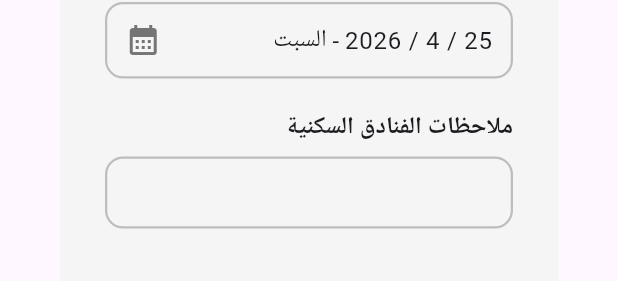
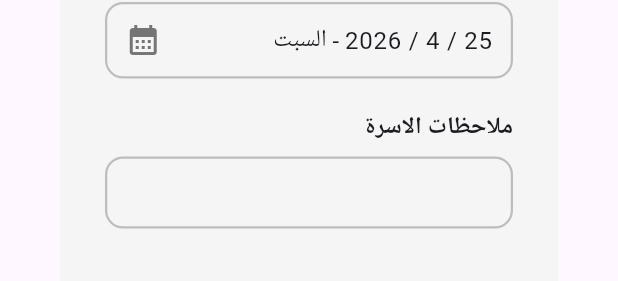
Before and after one commit to IbrahimAbdulqader/saidco, a Flutter app: the AddUpdateClientDialog widget shown alone on an empty page, opened directly, on a phone screen of 412 x 824 dp. Shown: the part 820-1101 px from the top of the screen. Run offline on Flutter 3.47's test engine with Material 3 defaults, Android fonts, the light colour scheme and no system bars; our stand-ins replace cloud_firestore, equatable, firebase_core, flutter_bloc, fluttertoast, get_it and 2 more; accounts and stored records are empty; Roboto replaces fonts that are missing (Alexandria).

Commit message:
add family info in possible client model

```diff
--- a/lib/features/form_response/data/datasources/form_remote_datasource.dart
+++ b/lib/features/form_response/data/datasources/form_remote_datasource.dart
@@ -57,6 +57,7 @@ class FormRemoteDataSourceImpl implements FormRemoteRemoteDatasource {
       travelDate: possibleClient.travelDate,
       dayCount: possibleClient.dayCount,
       roomType: possibleClient.roomType,
+      familyInfo: possibleClient.familyInfo,
       hotelPreferences: possibleClient.hotelPreferences,
       flightPreferences: possibleClient.flightPreferences,
       additionalInfo: possibleClient.additionalInfo,
--- a/lib/features/possible_clients/data/datasources/possible_clients_remote_datasource.dart
+++ b/lib/features/possible_clients/data/datasources/possible_clients_remote_datasource.dart
@@ -28,6 +28,7 @@ class PossibleClientsRemoteDatasourceImpl
       travelDate: possibleClient.travelDate,
       dayCount: possibleClient.dayCount,
       roomType: possibleClient.roomType,
+      familyInfo: possibleClient.familyInfo,
       hotelPreferences: possibleClient.hotelPreferences,
       flightPreferences: possibleClient.flightPreferences,
       additionalInfo: possibleClient.additionalInfo,
@@ -75,6 +76,7 @@ class PossibleClientsRemoteDatasourceImpl
       travelDate: possibleClient.travelDate,
       dayCount: possibleClient.dayCount,
       roomType: possibleClient.roomType,
+      familyInfo: possibleClient.familyInfo,
       hotelPreferences: possibleClient.hotelPreferences,
       flightPreferences: possibleClient.flightPreferences,
       additionalInfo: possibleClient.additionalInfo,
--- a/lib/features/possible_clients/data/models/possible_clients_model.dart
+++ b/lib/features/possible_clients/data/models/possible_clients_model.dart
@@ -11,6 +11,7 @@ class PossibleClientModel extends PossibleClient {
     required super.travelDate,
     required super.dayCount,
     required super.roomType,
+    required super.familyInfo,
     required super.hotelPreferences,
     required super.flightPreferences,
     required super.additionalInfo,
@@ -29,6 +30,7 @@ class PossibleClientModel extends PossibleClient {
       travelDate: jsonData['travelDate'] ?? 'تاريخ السفر غير موجود',
       dayCount: jsonData['dayCount'] ?? 'عدد الأيام غير موجود',
       roomType: jsonData['roomType'] ?? 'نوع الغرفة غير موجود',
+      familyInfo: jsonData['familyInfo'] ?? 'معلومات العائلة غير موجودة',
       hotelPreferences:
           jsonData['hotelPreferences'] ?? 'تفضيلات الفنادق غير موجودة',
       flightPreferences:
@@ -50,6 +52,7 @@ class PossibleClientModel extends PossibleClient {
       'travelDate': travelDate,
       'dayCount': dayCount,
       'roomType': roomType,
+      'familyInfo': familyInfo,
       'hotelPreferences': hotelPreferences,
       'flightPreferences': flightPreferences,
       'additionalInfo': additionalInfo,
--- a/lib/features/possible_clients/domain/entities/possible_clients.dart
+++ b/lib/features/possible_clients/domain/entities/possible_clients.dart
@@ -9,6 +9,7 @@ class PossibleClient extends Equatable {
   final String travelDate;
   final String dayCount;
   final String roomType;
+  final String? familyInfo;
   final String hotelPreferences;
   final String flightPreferences;
   final String additionalInfo;
@@ -23,6 +24,7 @@ class PossibleClient extends Equatable {
     required this.travelDate,
     required this.dayCount,
     required this.roomType,
+    this.familyInfo,
     required this.hotelPreferences,
     required this.flightPreferences,
     required this.additionalInfo,
@@ -39,6 +41,7 @@ class PossibleClient extends Equatable {
     travelDate,
     dayCount,
     roomType,
+    familyInfo,
     hotelPreferences,
     flightPreferences,
     additionalInfo,
--- a/lib/features/possible_clients/presentation/widgets/add_client_dialog.dart
+++ b/lib/features/possible_clients/presentation/widgets/add_client_dialog.dart
@@ -20,6 +20,7 @@
     this.travelDate,
     this.dayCount,
     this.roomType,
+    this.familyInfo,
     this.hotelPreferences,
     this.flightPreferences,
     this.additionalInfo,
@@ -35,6 +36,7 @@
   final String? travelDate;
   final String? dayCount;
   final String? roomType;
+  final String? familyInfo;
   final String? hotelPreferences;
   final String? flightPreferences;
   final String? additionalInfo;
@@ -51,6 +53,7 @@
   TextEditingController dayCountController = TextEditingController();
   TextEditingController roomTypeController = TextEditingController();
   TextEditingController expectedCostController = TextEditingController();
+  TextEditingController familyInfoController = TextEditingController();
   TextEditingController hotelPreferencesController = TextEditingController();
   TextEditingController flightPreferencesController = TextEditingController();
   TextEditingController additionalInfoController = TextEditingController();
@@ -81,6 +84,8 @@
     programLevelController = TextEditingController(text: widget.programLevel);
     dayCountController = TextEditingController(text: widget.dayCount);
     roomTypeController = TextEditingController(text: widget.roomType);
+    familyInfoController = TextEditingController(text: widget.familyInfo);
+
     if (widget.travelDate != null && widget.travelDate!.isNotEmpty) {
       myTravelDateVariable =
           DateTime.tryParse(widget.travelDate!) ?? DateTime.now();
@@ -93,6 +98,7 @@
     nameController.dispose();
     phoneController.dispose();
     expectedCostController.dispose();
+    familyInfoController.dispose();
     hotelPreferencesController.dispose();
     flightPreferencesController.dispose();
     additionalInfoController.dispose();
@@ -140,6 +146,7 @@
       travelDate: myTravelDateVariable.toString(),
       dayCount: dayCountController.text,
       roomType: roomTypeController.text,
+      familyInfo: familyInfoController.text,
       hotelPreferences: hotelPreferencesController.text,
       flightPreferences: flightPreferencesController.text,
       additionalInfo: additionalInfoController.text,
@@ -290,7 +297,7 @@
                                   }
                                 },
                                 dropdownMenuEntries:
-                                    ['فردي', 'ثنائي', 'ثلاثي', 'رباعي']
+                                    ['فردي', 'ثنائي', 'ثلاثي', 'خماسي']
                                         .map(
                                           (roomType) => DropdownMenuEntry(
                                             value: roomType,
@@ -309,6 +316,11 @@
                               myTravelDateVariable = newDate;
                             });
                           },
+                        ),
+                        CustomTextField(
+                          controller: familyInfoController,
+                          label: 'ملاحظات الاسرة',
+                          isMultiLine: true,
                         ),
                         CustomTextField(
                           controller: hotelPreferencesController,
--- a/lib/features/possible_clients/presentation/widgets/possible_client_list_item.dart
+++ b/lib/features/possible_clients/presentation/widgets/possible_client_list_item.dart
@@ -35,6 +35,7 @@ class PossibleClientListItem extends StatelessWidget {
             builder: (context) => BlocProvider.value(
               value: possibleClientsCubit,
               child: ProfileDialog(
+                isPossibleClient: true,
                 id: possibleClient.clientId,
                 name: possibleClient.name,
                 phoneNumber: possibleClient.phoneNumber,
@@ -103,6 +104,7 @@ class PossibleClientListItem extends StatelessWidget {
                                 travelDate: possibleClient.travelDate,
                                 dayCount: possibleClient.dayCount,
                                 roomType: possibleClient.roomType,
+                                familyInfo: possibleClient.familyInfo,
                                 hotelPreferences:
                                     possibleClient.hotelPreferences,
                                 flightPreferences:
```
Also changed, not shown: lib/ui/common/layouts/main_layout.dart (+9 -0 lines), lib/ui/common/profile_dialog.dart (+17 -1 lines).
